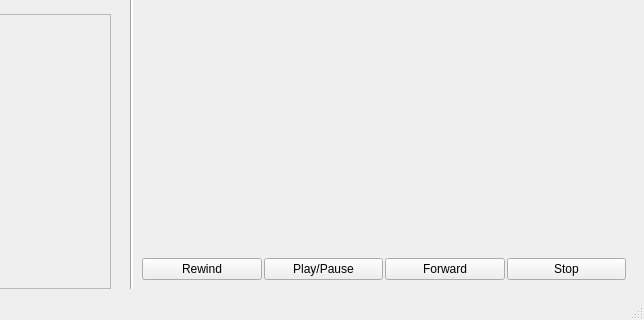
rohit11may/Orbital-Simulation, file gui/window.ui: the form before one commit; both pictures show x 229 to 873 and y 441 to 761 of the 873 by 761 pixel window.
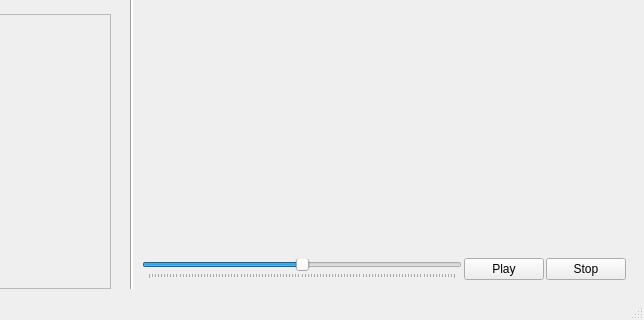
The form after the commit.

Commit message: Moved all to main class. Play and Stop buttons are functional. Data gen process starting and stopping as required. Yet to get animation working.

```diff
--- a/gui/window.ui
+++ b/gui/window.ui
@@ -359,24 +359,29 @@
             <number>0</number>
            </property>
            <item>
-            <widget class="QPushButton" name="pushButton_3">
-             <property name="text">
-              <string>Rewind</string>
+            <widget class="QSlider" name="simspeed">
+             <property name="maximum">
+              <number>100</number>
              </property>
-            </widget>
-           </item>
-           <item>
-            <widget class="QPushButton" name="pushButton_4">
-             <property name="text">
-              <string>Play/Pause</string>
+             <property name="value">
+              <number>50</number>
              </property>
+             <property name="orientation">
+              <enum>Qt::Horizontal</enum>
+             </property>
+             <property name="tickPosition">
+              <enum>QSlider::TicksBelow</enum>
+             </property>
             </widget>
            </item>
            <item>
             <widget class="QPushButton" name="pushButton_5">
              <property name="text">
-              <string>Forward</string>
+              <string>Play</string>
              </property>
+             <property name="checkable">
+              <bool>true</bool>
+             </property>
             </widget>
            </item>
            <item>
@@ -384,6 +389,9 @@
              <property name="text">
               <string>Stop</string>
              </property>
+             <property name="checkable">
+              <bool>false</bool>
+             </property>
             </widget>
            </item>
           </layout>
```
Left out of the diff: 4 changed lines with no effect on the pictures. The commit also changes 1 other file.
